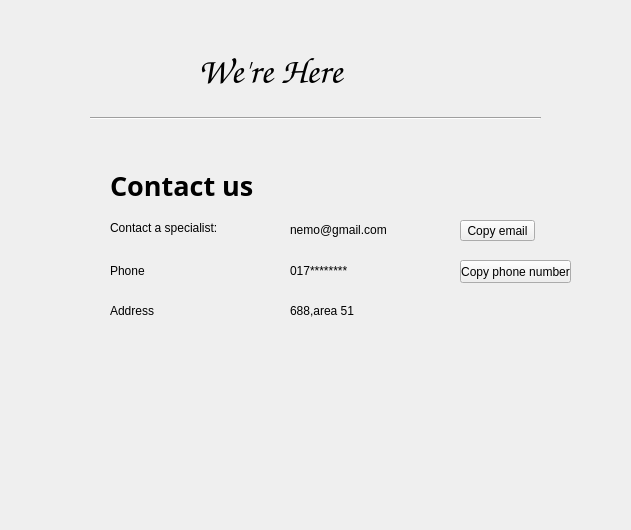
Above: SupportUI.ui from ASNaeem/Simple-VCMS before the change. Below: the same form after it.
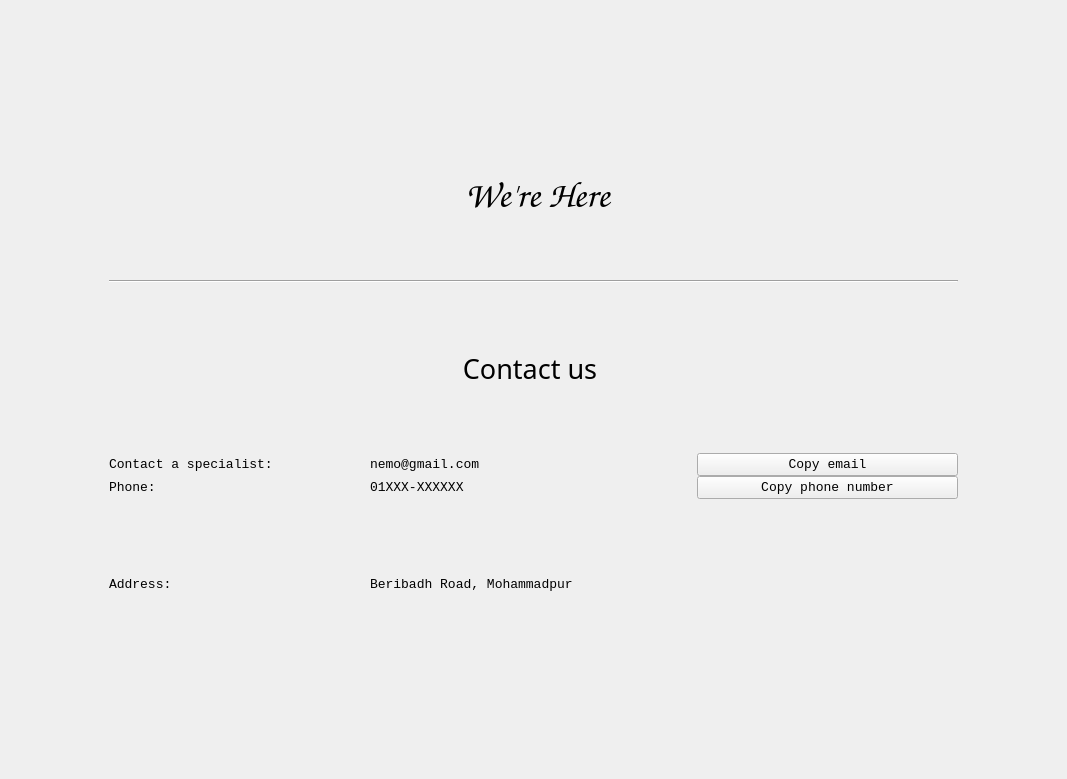
That is the form after the change.

The edit to the form file:
```diff
--- a/SupportUI.ui
+++ b/SupportUI.ui
@@ -6,23 +6,39 @@
    <rect>
     <x>0</x>
     <y>0</y>
-    <width>631</width>
-    <height>530</height>
+    <width>1067</width>
+    <height>779</height>
    </rect>
   </property>
+  <property name="font">
+   <font>
+    <family>Shonar Bangla</family>
+   </font>
+  </property>
   <property name="windowTitle">
    <string>MainWindow</string>
   </property>
   <widget class="QWidget" name="centralwidget">
+   <layout class="QVBoxLayout" name="verticalLayout_2">
+    <item>
+     <layout class="QVBoxLayout" name="verticalLayout">
+      <property name="spacing">
+       <number>0</number>
+      </property>
+      <property name="leftMargin">
+       <number>100</number>
+      </property>
+      <property name="topMargin">
+       <number>100</number>
+      </property>
+      <property name="rightMargin">
+       <number>100</number>
+      </property>
+      <property name="bottomMargin">
+       <number>100</number>
+      </property>
+      <item>
    <widget class="QLabel" name="we_are_here">
-    <property name="geometry">
-     <rect>
-      <x>190</x>
-      <y>50</y>
-      <width>291</width>
-      <height>41</height>
-     </rect>
-    </property>
     <property name="font">
      <font>
       <family>Comic Sans MS</family>
@@ -34,158 +50,155 @@
     <property name="text">
      <string> We're Here</string>
     </property>
-   </widget>
-   <widget class="QLabel" name="label_2">
-    <property name="geometry">
-     <rect>
-      <x>110</x>
-      <y>170</y>
-      <width>311</width>
-      <height>31</height>
-     </rect>
-    </property>
-    <property name="font">
-     <font>
-      <family>Sitka Banner</family>
-      <pointsize>20</pointsize>
-      <weight>75</weight>
-      <bold>true</bold>
-     </font>
-    </property>
-    <property name="text">
-     <string>Contact us </string>
-    </property>
-   </widget>
+        <property name="alignment">
+         <set>Qt::AlignCenter</set>
+        </property>
+       </widget>
+      </item>
+      <item>
    <widget class="Line" name="line">
-    <property name="geometry">
-     <rect>
-      <x>90</x>
-      <y>110</y>
-      <width>451</width>
-      <height>16</height>
-     </rect>
-    </property>
     <property name="orientation">
      <enum>Qt::Horizontal</enum>
     </property>
    </widget>
+      </item>
+      <item>
+       <widget class="QLabel" name="label_2">
+        <property name="font">
+         <font>
+          <family>Shonar Bangla</family>
+          <pointsize>20</pointsize>
+          <weight>50</weight>
+          <bold>false</bold>
+         </font>
+        </property>
+        <property name="text">
+         <string>Contact us </string>
+        </property>
+        <property name="alignment">
+         <set>Qt::AlignCenter</set>
+        </property>
+       </widget>
+      </item>
+      <item>
+       <layout class="QHBoxLayout" name="horizontalLayout" stretch="40,50,40">
+        <item>
    <widget class="QLabel" name="label_3">
-    <property name="geometry">
-     <rect>
-      <x>110</x>
-      <y>220</y>
-      <width>111</width>
-      <height>16</height>
-     </rect>
+          <property name="font">
+           <font>
+            <family>Courier New</family>
+            <pointsize>10</pointsize>
+           </font>
     </property>
     <property name="text">
      <string>Contact a specialist:</string>
     </property>
    </widget>
+        </item>
+        <item>
    <widget class="QLabel" name="email_specialist">
-    <property name="geometry">
-     <rect>
-      <x>290</x>
-      <y>220</y>
-      <width>101</width>
-      <height>20</height>
-     </rect>
+          <property name="font">
+           <font>
+            <family>Courier New</family>
+            <pointsize>10</pointsize>
+           </font>
     </property>
     <property name="text">
      <string>nemo@gmail.com</string>
     </property>
    </widget>
+        </item>
+        <item>
    <widget class="QPushButton" name="copy_email_1">
-    <property name="geometry">
-     <rect>
-      <x>460</x>
-      <y>220</y>
-      <width>75</width>
-      <height>21</height>
-     </rect>
+          <property name="font">
+           <font>
+            <family>Courier New</family>
+            <pointsize>10</pointsize>
+           </font>
     </property>
     <property name="text">
      <string>Copy email</string>
     </property>
    </widget>
+        </item>
+       </layout>
+      </item>
+      <item>
+       <layout class="QHBoxLayout" name="horizontalLayout_2" stretch="40,50,40">
+        <item>
    <widget class="QLabel" name="label_4">
-    <property name="geometry">
-     <rect>
-      <x>110</x>
-      <y>260</y>
-      <width>111</width>
-      <height>21</height>
-     </rect>
+          <property name="font">
+           <font>
+            <family>Courier New</family>
+            <pointsize>10</pointsize>
+           </font>
     </property>
     <property name="text">
-     <string>Phone</string>
-    </property>
-   </widget>
+           <string>Phone:</string>
+          </property>
+         </widget>
+        </item>
+        <item>
    <widget class="QLabel" name="instant_assistance">
-    <property name="geometry">
-     <rect>
-      <x>290</x>
-      <y>260</y>
-      <width>101</width>
-      <height>21</height>
-     </rect>
+          <property name="font">
+           <font>
+            <family>Courier New</family>
+            <pointsize>10</pointsize>
+           </font>
     </property>
     <property name="text">
-     <string>017********</string>
-    </property>
-   </widget>
+           <string>01XXX-XXXXXX</string>
+          </property>
+         </widget>
+        </item>
+        <item>
    <widget class="QPushButton" name="copy_email_2">
-    <property name="geometry">
-     <rect>
-      <x>460</x>
-      <y>260</y>
-      <width>111</width>
-      <height>23</height>
-     </rect>
+          <property name="font">
+           <font>
+            <family>Courier New</family>
+            <pointsize>10</pointsize>
+           </font>
     </property>
     <property name="text">
      <string>Copy phone number</string>
     </property>
    </widget>
+        </item>
+       </layout>
+      </item>
+      <item>
+       <layout class="QHBoxLayout" name="horizontalLayout_3" stretch="40,90">
+        <item>
    <widget class="QLabel" name="label">
-    <property name="geometry">
-     <rect>
-      <x>110</x>
-      <y>300</y>
-      <width>101</width>
-      <height>21</height>
-     </rect>
+          <property name="font">
+           <font>
+            <family>Courier New</family>
+            <pointsize>10</pointsize>
+           </font>
     </property>
     <property name="text">
-     <string>Address</string>
-    </property>
-   </widget>
+           <string>Address:</string>
+          </property>
+         </widget>
+        </item>
+        <item>
    <widget class="QLabel" name="label_5">
-    <property name="geometry">
-     <rect>
-      <x>290</x>
-      <y>300</y>
-      <width>91</width>
-      <height>21</height>
-     </rect>
+          <property name="font">
+           <font>
+            <family>Courier New</family>
+            <pointsize>10</pointsize>
+           </font>
     </property>
     <property name="text">
-     <string>688,area 51</string>
-    </property>
-   </widget>
-   <widget class="QLabel" name="label_8">
-    <property name="geometry">
-     <rect>
-      <x>110</x>
-      <y>380</y>
-      <width>61</width>
-      <height>16</height>
-     </rect>
-    </property>
-    <property name="text">
-     <string/>
-    </property>
-   </widget>
+           <string>Beribadh Road, Mohammadpur</string>
+          </property>
+         </widget>
+        </item>
+       </layout>
+      </item>
+     </layout>
+    </item>
+   </layout>
   </widget>
  </widget>
  <resources/>
```
Lines whose indentation alone changed are shown as unchanged.
